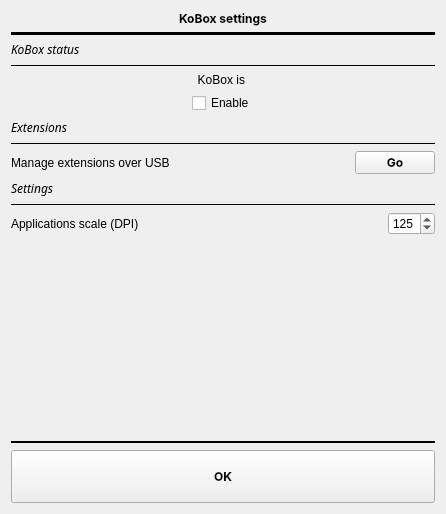
This is koboxsettings.ui in Quill-OS/quill as Qt 5 draws it before an edit. The edited form follows.
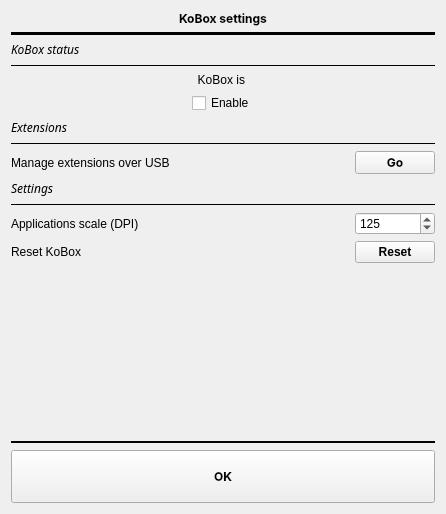
This is the edited form.

Diff of the .ui file:
```diff
--- a/koboxsettings.ui
+++ b/koboxsettings.ui
@@ -230,6 +230,39 @@
                </property>
               </widget>
              </item>
+             <item row="1" column="0">
+              <widget class="QLabel" name="label_7">
+               <property name="text">
+                <string>Reset KoBox</string>
+               </property>
+              </widget>
+             </item>
+             <item row="1" column="1">
+              <spacer name="horizontalSpacer_5">
+               <property name="orientation">
+                <enum>Qt::Horizontal</enum>
+               </property>
+               <property name="sizeHint" stdset="0">
+                <size>
+                 <width>40</width>
+                 <height>20</height>
+                </size>
+               </property>
+              </spacer>
+             </item>
+             <item row="1" column="2">
+              <widget class="QPushButton" name="resetKoboxBtn">
+               <property name="font">
+                <font>
+                 <weight>75</weight>
+                 <bold>true</bold>
+                </font>
+               </property>
+               <property name="text">
+                <string>Reset</string>
+               </property>
+              </widget>
+             </item>
             </layout>
            </item>
            <item row="7" column="0">
```
Left out of the diff: 3 changed lines with no effect on the pictures.
